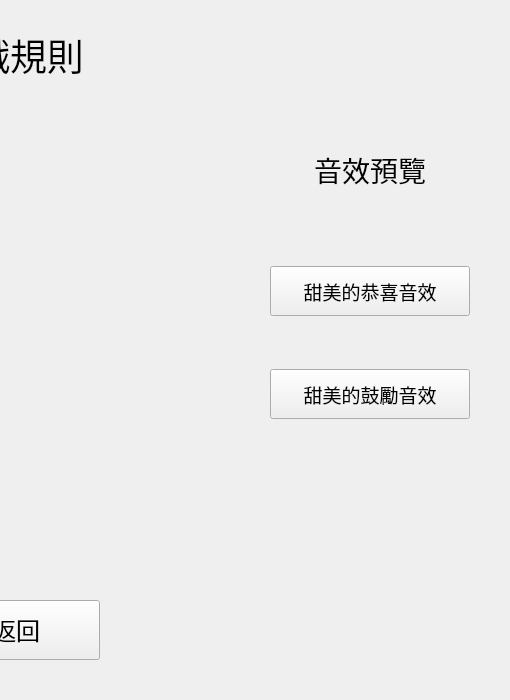
The window that src/ui/rulewidget.ui (hwc20896/EMProj_CMake) describes before a commit, drawn with Qt 5; both pictures show x 490 to 1000 and y 0 to 700 of the 1000 by 700 pixel window.
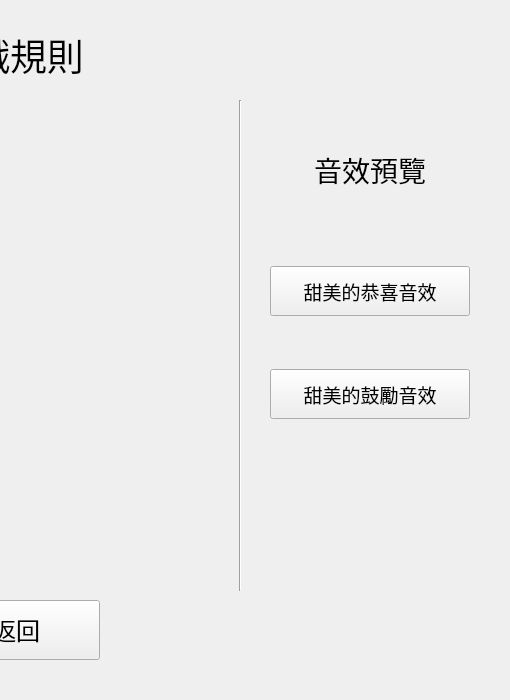
The same window after the commit. Icons and pictures are not drawn.

Commit message: Added a line to improve RuleWidget

```diff
--- a/src/ui/rulewidget.ui
+++ b/src/ui/rulewidget.ui
@@ -140,6 +140,19 @@
     <string>甜美的鼓勵音效</string>
    </property>
   </widget>
+  <widget class="Line" name="line">
+   <property name="geometry">
+    <rect>
+     <x>720</x>
+     <y>100</y>
+     <width>20</width>
+     <height>491</height>
+    </rect>
+   </property>
+   <property name="orientation">
+    <enum>Qt::Orientation::Vertical</enum>
+   </property>
+  </widget>
  </widget>
  <resources/>
  <connections/>
```
